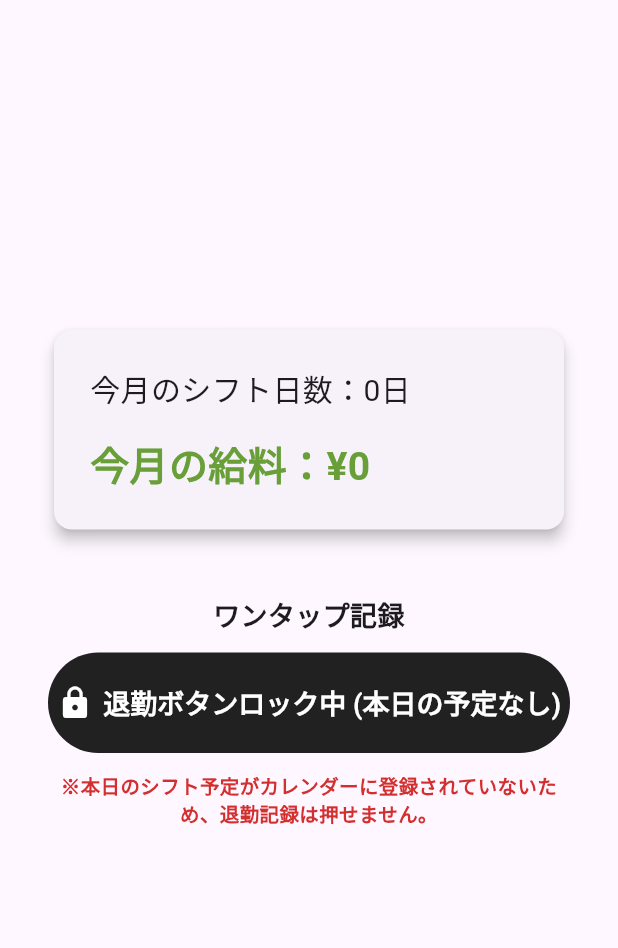
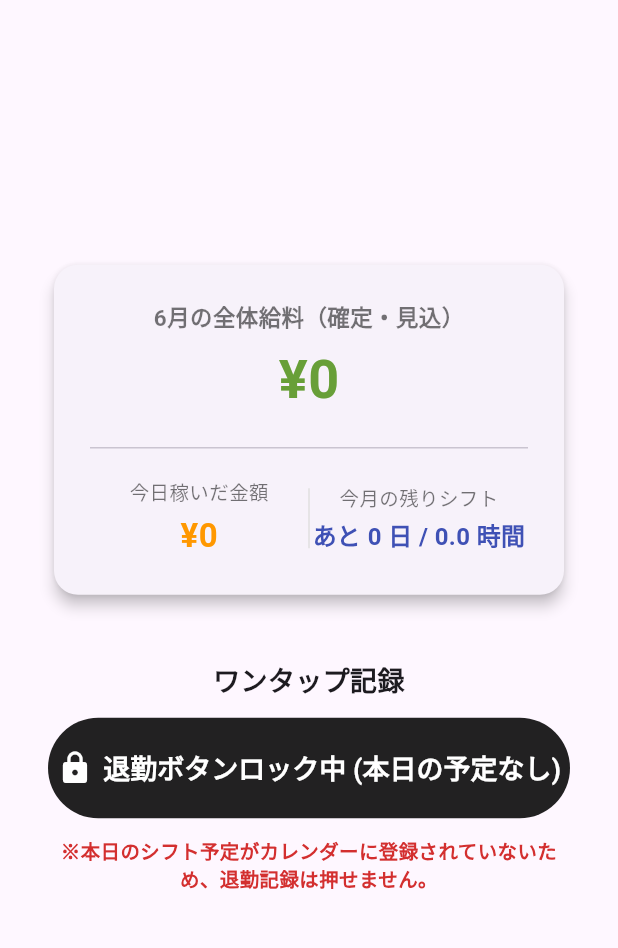
Before and after one commit to kobaken0626/mobile00000, a Flutter app: the HomeScreen screen opened directly with empty values, on a phone screen of 412 x 824 dp, the part 84-1032 px from its top. Run offline on Flutter 3.47's test engine with Material 3 defaults, Android fonts, the phone set to English and light mode, and no system bars.

Commit message:
ホーム画面追加機能
今日稼いだ、残りのシフト日時

```diff
--- a/kenkoba/lib/main.dart
+++ b/kenkoba/lib/main.dart
@@ -11,8 +11,8 @@ class Job {
   String name;
   int weekdayWage;
   int holidayWage;
-  int payDay;       // ★ 追加：給料日（例: 25）
-  int closingDay;   // ★ 追加：締め日（例: 30）
+  int payDay;
+  int closingDay;
 
   Job({
     required this.name,
@@ -105,7 +105,6 @@ class _MainScreenState extends State<MainScreen> {
   DateTime selectedCalendarDate = DateTime.now();
   DateTime currentMonthView = DateTime.now();
 
-  // サンプル用のマスターデータ（初期項目を拡張）
   final List<Job> jobs = [
     Job(name: 'コンビニA', weekdayWage: 1100, holidayWage: 1200, payDay: 25, closingDay: 31),
     Job(name: '居酒屋B', weekdayWage: 1200, holidayWage: 1400, payDay: 15, closingDay: 30),
@@ -242,7 +241,7 @@ class _MainScreenState extends State<MainScreen> {
         jobs: jobs,
         shifts: shifts,
         onJobsChanged: () {
-          setState(() {}); // アルバイト情報が更新されたらアプリ全体をリフレッシュ
+          setState(() {});
         },
       ),
     ];
@@ -268,7 +267,7 @@ class _MainScreenState extends State<MainScreen> {
 }
 
 /// ------------------------------
-/// ホーム画面
+/// ホーム画面（★新機能：今日・今月の詳細サマリーデータをフル表示）
 /// ------------------------------
 class HomeScreen extends StatelessWidget {
   final List<Shift> shifts;
@@ -286,12 +285,27 @@ class HomeScreen extends StatelessWidget {
 
   @override
   Widget build(BuildContext context) {
-    final now = DateTime.now();
-    final monthShifts =
-        shifts.where((s) => s.date.month == now.month && s.date.year == now.year).toList();
+    final today = DateTime.now();
 
-    final earned = monthShifts.fold(0, (sum, s) => sum + s.salary);
+    // ① 今月のすべてのシフトを抽出
+    final monthShifts = shifts.where((s) => s.date.month == today.month && s.date.year == today.year).toList();
+    // ★ 今月の全体給料金額
+    final totalEarnedMonth = monthShifts.fold(0, (sum, s) => sum + s.salary);
 
+    // ② 今日のシフトを抽出（1日1スロット想定）
+    final todayShifts = shifts.where((s) => s.date.day == today.day && s.date.month == today.month && s.date.year == today.year).toList();
+    // ★ 今日稼いだ（稼ぐ予定の）金額
+    final todayEarned = todayShifts.isNotEmpty ? todayShifts.first.salary : 0;
+
+    // ③ 今月残っている（まだ退勤チェックがついていない）未完了シフトを計算
+    final remainingShifts = monthShifts.where((s) => !s.isCheckedOut && !s.isPaidHoliday).toList();
+    // ★ シフトがあと何日
+    final remainingDays = remainingShifts.length;
+    // ★ シフトがあと何時間
+    final remainingMinutes = remainingShifts.fold(0, (sum, s) => sum + s.workMinutes);
+    final remainingHours = (remainingMinutes / 60).toStringAsFixed(1);
+
+    // 退勤ボタンのラベル切り替え制御
     String buttonText = '退勤ボタンロック中 (本日の予定なし)';
     IconData buttonIcon = Icons.lock;
     String noticeText = '※本日のシフト予定がカレンダーに登録されていないため、退勤記録は押せません。';
@@ -316,30 +330,66 @@ class HomeScreen extends StatelessWidget {
       ),
       body: Center(
         child: Container(
-          constraints: const BoxConstraints(maxWidth: 600),
+          constraints: const BoxConstraints(maxWidth: 650),
           padding: const EdgeInsets.all(32),
           child: Column(
             mainAxisAlignment: MainAxisAlignment.center,
             crossAxisAlignment: CrossAxisAlignment.stretch,
             children: [
+              // 🏆 メインサマリーカード（今月の全体給料 ＆ 今日稼いだ金額）
               Card(
                 elevation: 4,
+                shape: RoundedRectangleBorder(borderRadius: BorderRadius.circular(16)),
                 child: Padding(
                   padding: const EdgeInsets.all(24),
                   child: Column(
-                    crossAxisAlignment: CrossAxisAlignment.start,
                     children: [
-                      Text('今月のシフト日数：${monthShifts.length}日', style: const TextStyle(fontSize: 20)),
-                      const SizedBox(height: 16),
-                      Text('今月の給料：¥$earned', style: const TextStyle(fontSize: 26, fontWeight: FontWeight.bold, color: Color(0xFF689F38))),
+                      // ★ 1. 今月の全体給料金額表示
+                      Text('${today.month}月の全体給料（確定・見込）', style: const TextStyle(fontSize: 15, color: Colors.black54, fontWeight: FontWeight.bold)),
+                      const SizedBox(height: 4),
+                      Text('¥$totalEarnedMonth', style: const TextStyle(fontSize: 36, fontWeight: FontWeight.bold, color: Color(0xFF689F38))),
+
+                      const Padding(
+                        padding: EdgeInsets.symmetric(vertical: 12),
+                        child: Divider(),
+                      ),
+
+                      // 📊 2列分割データ（今日稼いだ金額 ＆ 残りの目標）
+                      Row(
+                        children: [
+                          // ★ 2. 今日稼いだ金額
+                          Expanded(
+                            child: Column(
+                              children: [
+                                const Text('今日稼いだ金額', style: TextStyle(fontSize: 13, color: Colors.black54)),
+                                const SizedBox(height: 4),
+                                Text('¥$todayEarned', style: const TextStyle(fontSize: 22, fontWeight: FontWeight.bold, color: Colors.orange)),
+                              ],
+                            ),
+                          ),
+                          Container(width: 1, height: 40, color: Colors.grey.shade300), // 区切り線
+                          // ★ 3. シフトがあと何日/何時間
+                          Expanded(
+                            child: Column(
+                              children: [
+                                const Text('今月の残りシフト', style: TextStyle(fontSize: 13, color: Colors.black54)),
+                                const SizedBox(height: 4),
+                                Text('あと $remainingDays 日 / $remainingHours 時間', style: const TextStyle(fontSize: 16, fontWeight: FontWeight.bold, color: Colors.indigo)),
+                              ],
+                            ),
+                          ),
+                        ],
+                      ),
                     ],
                   ),
                 ),
               ),
+
               const SizedBox(height: 40),
               const Text('ワンタップ記録', style: TextStyle(fontSize: 18, fontWeight: FontWeight.bold), textAlign: TextAlign.center),
               const SizedBox(height: 12),
 
+              // 退勤ボタンスイッチ
               ElevatedButton.icon(
                 onPressed: isButtonEnabled ? onQuickCheckOut : null,
                 style: ElevatedButton.styleFrom(
@@ -665,7 +715,7 @@ class CalendarScreen extends StatelessWidget {
                             shape: RoundedRectangleBorder(borderRadius: BorderRadius.circular(8)),
                           ),
                           icon: const Icon(Icons.edit, size: 16),
-                          label: Text(currentShift == null ? '情報を新規追加' : '勤務情報を修正', style: const TextStyle(fontSize: 13, fontWeight: FontWeight.bold)),
+                          label: const Text('情報を新規追加・修正', style: TextStyle(fontSize: 13, fontWeight: FontWeight.bold)),
                         ),
                       ),
 
@@ -944,16 +994,15 @@ class _ShiftInputSheetState extends State<ShiftInputSheet> {
 }
 
 /// ------------------------------
-/// アカウント画面（★アルバイト編集・変更・追加機能をフル実装）
+/// アカウント画面
 /// ------------------------------
 class AccountScreen extends StatelessWidget {
   final List<Job> jobs;
   final List<Shift> shifts;
-  final VoidCallback onJobsChanged; // マスターデータ変更通知用
+  final VoidCallback onJobsChanged;
 
   const AccountScreen({required this.jobs, required this.shifts, required this.onJobsChanged, super.key});
 
-  // アルバイト情報の追加・編集ダイアログを開く関数
   void _showJobEditDialog(BuildContext context, {Job? existingJob}) {
     final nameController = TextEditingController(text: existingJob?.name ?? '');
     final weekdayWageController = TextEditingController(text: existingJob?.weekdayWage.toString() ?? '');
@@ -998,7 +1047,6 @@ class AccountScreen extends StatelessWidget {
                 if (nameController.text.isEmpty || weekdayWageController.text.isEmpty || holidayWageController.text.isEmpty) return;
 
                 if (existingJob == null) {
-                  // 新規追加
                   jobs.add(Job(
                     name: nameController.text,
                     weekdayWage: int.parse(weekdayWageController.text),
@@ -1007,14 +1055,13 @@ class AccountScreen extends StatelessWidget {
                     closingDay: int.parse(closingDayController.text),
                   ));
                 } else {
-                  // 既存のデータを上書き修正
                   existingJob.name = nameController.text;
                   existingJob.weekdayWage = int.parse(weekdayWageController.text);
                   existingJob.holidayWage = int.parse(holidayWageController.text);
                   existingJob.payDay = int.parse(payDayController.text);
                   existingJob.closingDay = int.parse(closingDayController.text);
                 }
-                onJobsChanged(); // 画面リフレッシュ
+                onJobsChanged();
                 Navigator.pop(context);
               },
               child: const Text('保存'),
@@ -1071,7 +1118,6 @@ class AccountScreen extends StatelessWidget {
                 ),
                 const Divider(height: 40),
 
-                // ★ アルバイト情報セクション（編集ボタンと新規追加を追加）
                 Row(
                   mainAxisAlignment: MainAxisAlignment.spaceBetween,
                   children: [
@@ -1105,7 +1151,6 @@ class AccountScreen extends StatelessWidget {
                               Text('締め日: 毎月 ${j.closingDay}日 / 給料日: 毎月 ${j.payDay}日', style: const TextStyle(color: Colors.black54, fontSize: 12)),
                             ],
                           ),
-                          // 右側の編集＆削除アクションボタン
                           trailing: Row(
                             mainAxisSize: MainAxisSize.min,
                             children: [
```
